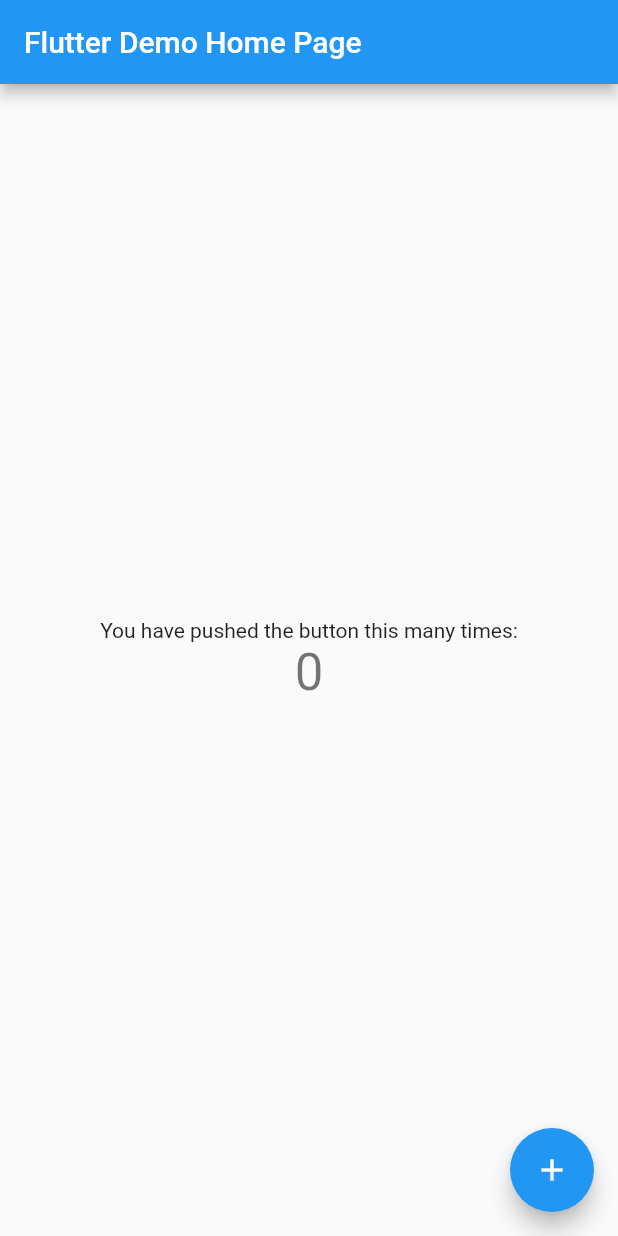
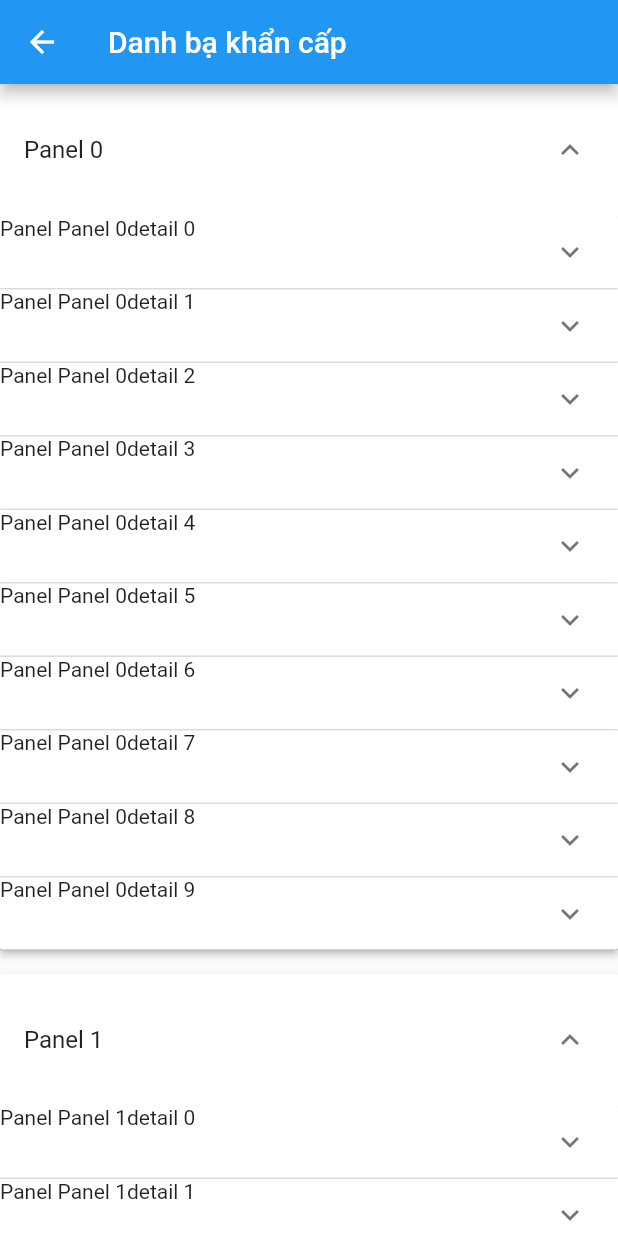
Before and after one commit to huuln9/compare, a Flutter app: the screen it shows after launch, on a phone screen of 412 x 824 dp. Run offline on Flutter 3.47's test engine with Material 2 defaults, Android fonts, the phone set to English and light mode, and no system bars; missing offline and left inert: dart:html.

Commit message:
expansion panel

```diff
--- a/lib/main.dart
+++ b/lib/main.dart
@@ -1,3 +1,5 @@
+import 'dart:html';
+
 import 'package:flutter/material.dart';
 
 void main() {
@@ -48,68 +50,85 @@
 }
 
 class _MyHomePageState extends State<MyHomePage> {
-  int _counter = 0;
+  final List<Item> _data = generateItems(10);
+  final List<Item> _data2 = generateItems2(10);
 
-  void _incrementCounter() {
-    setState(() {
-      // This call to setState tells the Flutter framework that something has
-      // changed in this State, which causes it to rerun the build method below
-      // so that the display can reflect the updated values. If we changed
-      // _counter without calling setState(), then the build method would not be
-      // called again, and so nothing would appear to happen.
-      _counter++;
-    });
+  // Widget _listContact(List<Item> items) {
+  //   return
+  // }
+
+  Widget _buildListPanel() {
+    return ExpansionPanelList(
+      expansionCallback: (panelIndex, isExpanded) {
+        setState(() {
+          _data[panelIndex].isExpanded = !isExpanded;
+        });
+      },
+      children: _data.map((item) {
+        return ExpansionPanel(
+          headerBuilder: (context, isExpanded) {
+            return ListTile(title: Text(item.headerValue));
+          },
+          body: ExpansionPanelList(
+            children: _data2.map((e) {
+              return ExpansionPanel(
+                headerBuilder: (BuildContext context, bool isExpanded) {
+                  return Text('Panel ${item.headerValue}' + e.headerValue);
+                },
+                body: ListTile(
+                  title: Text(item.expandedValue),
+                  onTap: () {
+                    setState(() {
+                      _data.removeWhere((element) => item == element);
+                    });
+                  },
+                ),
+              );
+            }).toList(),
+          ),
+          isExpanded: item.isExpanded,
+        );
+      }).toList(),
+    );
   }
 
   @override
   Widget build(BuildContext context) {
-    // This method is rerun every time setState is called, for instance as done
-    // by the _incrementCounter method above.
-    //
-    // The Flutter framework has been optimized to make rerunning build methods
-    // fast, so that you can just rebuild anything that needs updating rather
-    // than having to individually change instances of widgets.
     return Scaffold(
       appBar: AppBar(
-        // Here we take the value from the MyHomePage object that was created by
-        // the App.build method, and use it to set our appbar title.
-        title: Text(widget.title),
-      ),
-      body: Center(
-        // Center is a layout widget. It takes a single child and positions it
-        // in the middle of the parent.
-        child: Column(
-          // Column is also a layout widget. It takes a list of children and
-          // arranges them vertically. By default, it sizes itself to fit its
-          // children horizontally, and tries to be as tall as its parent.
-          //
-          // Invoke "debug painting" (press "p" in the console, choose the
-          // "Toggle Debug Paint" action from the Flutter Inspector in Android
-          // Studio, or the "Toggle Debug Paint" command in Visual Studio Code)
-          // to see the wireframe for each widget.
-          //
-          // Column has various properties to control how it sizes itself and
-          // how it positions its children. Here we use mainAxisAlignment to
-          // center the children vertically; the main axis here is the vertical
-          // axis because Columns are vertical (the cross axis would be
-          // horizontal).
-          mainAxisAlignment: MainAxisAlignment.center,
-          children: <Widget>[
-            const Text(
-              'You have pushed the button this many times:',
-            ),
-            Text(
-              '$_counter',
-              style: Theme.of(context).textTheme.headline4,
-            ),
-          ],
-        ),
-      ),
-      floatingActionButton: FloatingActionButton(
-        onPressed: _incrementCounter,
-        tooltip: 'Increment',
-        child: const Icon(Icons.add),
-      ), // This trailing comma makes auto-formatting nicer for build methods.
+          leading: const Icon(Icons.arrow_back),
+          title: const Text('Danh bạ khẩn cấp')),
+      body: SingleChildScrollView(child: _buildListPanel()),
     );
   }
 }
+
+class Item {
+  String expandedValue;
+  String headerValue;
+  bool isExpanded;
+
+  Item({
+    required this.expandedValue,
+    required this.headerValue,
+    required this.isExpanded,
+  });
+}
+
+List<Item> generateItems(int numberOfItems) {
+  return List.generate(numberOfItems, (index) {
+    return Item(
+        headerValue: 'Panel $index',
+        expandedValue: 'This is item number $index',
+        isExpanded: true);
+  });
+}
+
+List<Item> generateItems2(int numberOfItems) {
+  return List.generate(numberOfItems, (index) {
+    return Item(
+        headerValue: 'detail $index',
+        expandedValue: 'detail This is item number $index',
+        isExpanded: true);
+  });
+}
```
